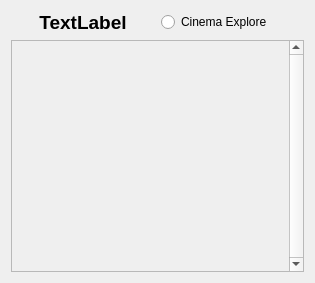
Qt form Qt/Components/Resources/UI/pqCinemaTrack.ui (vbnhfylbh/ParaView) before a commit.
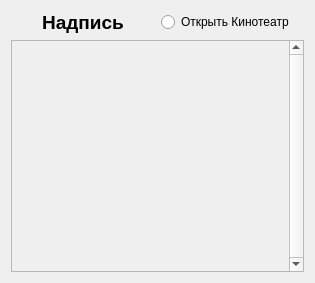
The same form after that commit.

Patch:
```diff
--- a/Qt/Components/Resources/UI/pqCinemaTrack.ui
+++ b/Qt/Components/Resources/UI/pqCinemaTrack.ui
@@ -41,7 +41,7 @@
         </font>
        </property>
        <property name="text">
-        <string>TextLabel</string>
+        <string>Надпись</string>
        </property>
        <property name="alignment">
         <set>Qt::AlignCenter</set>
@@ -57,7 +57,7 @@
         <enum>Qt::LeftToRight</enum>
        </property>
        <property name="text">
-        <string>Cinema Explore</string>
+        <string>Открыть Кинотеатр</string>
        </property>
        <property name="checked">
         <bool>false</bool>
```
Left out of the diff: 8 changed lines with no effect on the pictures.
